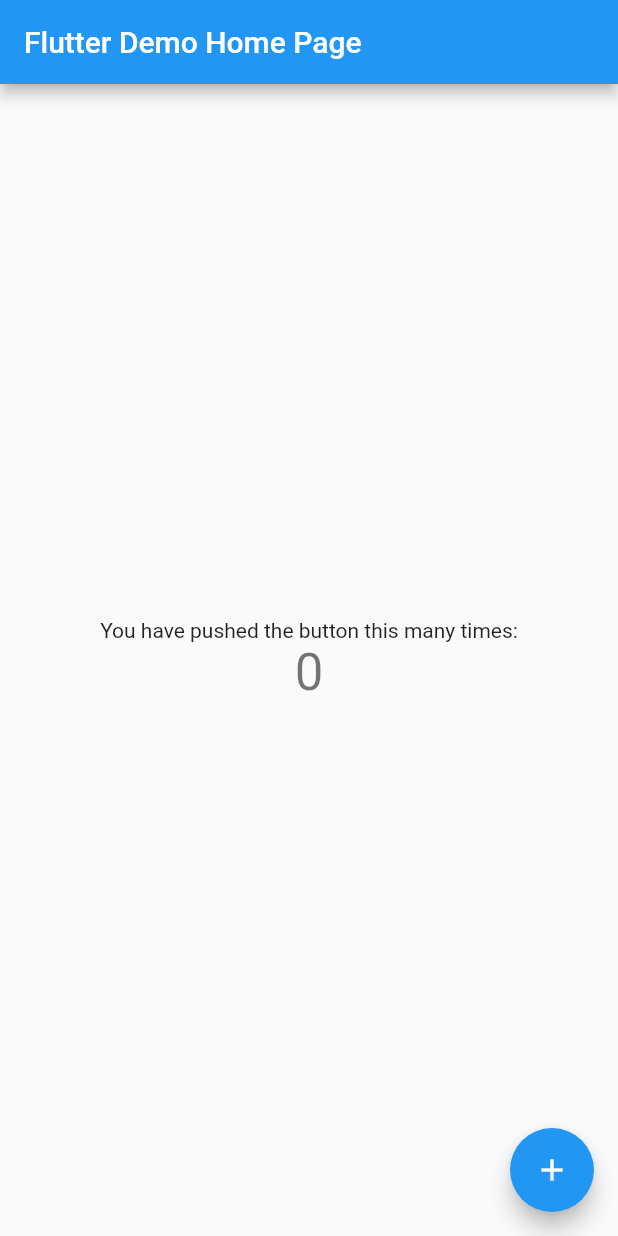
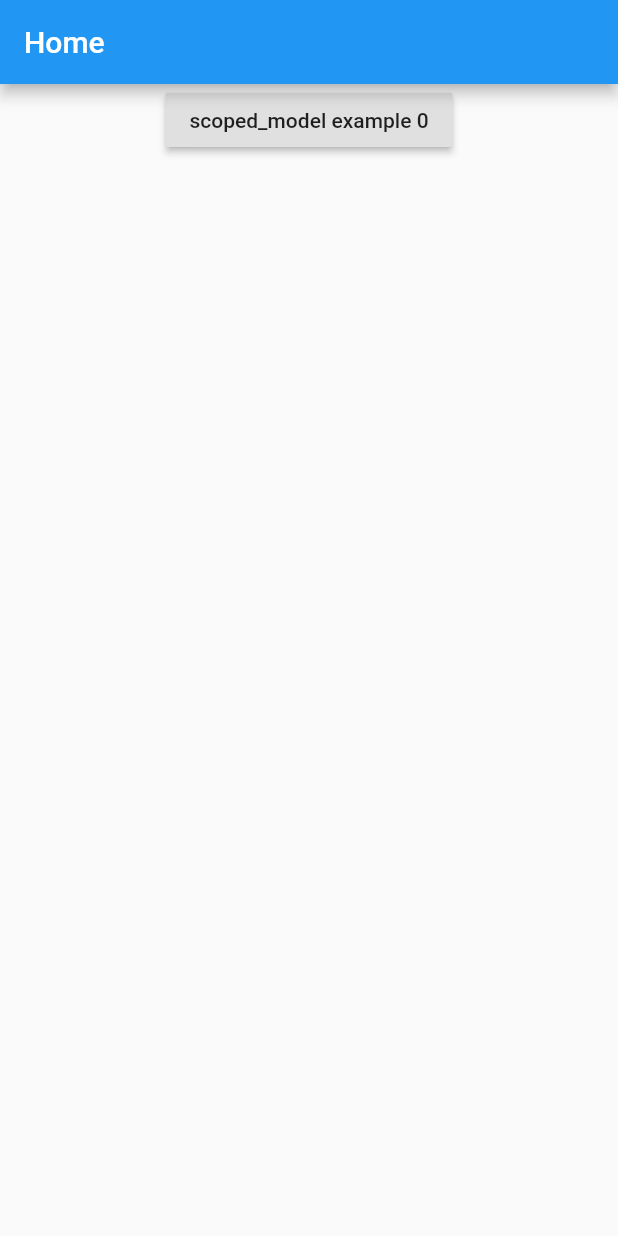
Before and after one commit to JL-Code/state_manage_pocg, a Flutter app: the screen it shows after launch, on a phone screen of 412 x 824 dp. Run offline on Flutter 3.47's test engine with Material 2 defaults, Android fonts, the phone set to English and light mode, and no system bars.

Commit message:
添加scoped_model 示例代码

```diff
--- /dev/null
+++ b/lib/home_screen.dart
@@ -0,0 +1,36 @@
+import 'package:flutter/material.dart';
+import 'package:scoped_model/scoped_model.dart';
+import 'package:state_manage_poc/scoped_model/counter_model.dart';
+
+class HomeScreen extends StatefulWidget {
+  HomeScreen({Key key}) : super(key: key);
+
+  _HomeScreenState createState() => _HomeScreenState();
+}
+
+class _HomeScreenState extends State<HomeScreen> {
+  @override
+  Widget build(BuildContext context) {
+    return ScopedModelDescendant<CounterModel>(
+      builder: (context, child, model) {
+        return Scaffold(
+          appBar: AppBar(
+            title: Text("Home"),
+          ),
+          body: Center(
+            child: Column(
+              children: <Widget>[
+                RaisedButton(
+                  onPressed: () {
+                    Navigator.pushNamed(context, "/counter");
+                  },
+                  child: Text("scoped_model example ${model.counter}"),
+                )
+              ],
+            ),
+          ),
+        );
+      },
+    );
+  }
+}
--- a/lib/main.dart
+++ b/lib/main.dart
@@ -1,111 +1,33 @@
 import 'package:flutter/material.dart';
+import 'package:scoped_model/scoped_model.dart';
+import 'package:state_manage_poc/home_screen.dart';
+import 'package:state_manage_poc/scoped_model/counter_app.dart';
+import 'package:state_manage_poc/scoped_model/counter_model.dart';
 
 void main() => runApp(MyApp());
 
 class MyApp extends StatelessWidget {
+  //创建顶层状态
+  final CounterModel counterModel = CounterModel();
   // This widget is the root of your application.
   @override
   Widget build(BuildContext context) {
-    return MaterialApp(
-      title: 'Flutter Demo',
-      theme: ThemeData(
-        // This is the theme of your application.
-        //
-        // Try running your application with "flutter run". You'll see the
-        // application has a blue toolbar. Then, without quitting the app, try
-        // changing the primarySwatch below to Colors.green and then invoke
-        // "hot reload" (press "r" in the console where you ran "flutter run",
-        // or simply save your changes to "hot reload" in a Flutter IDE).
-        // Notice that the counter didn't reset back to zero; the application
-        // is not restarted.
-        primarySwatch: Colors.blue,
+    return ScopedModel<CounterModel>(
+      model: counterModel,
+      child: MaterialApp(
+        title: 'Flutter Demo',
+        theme: ThemeData(
+          primarySwatch: Colors.blue,
+        ),
+        routes: {
+          "/": (_) {
+            return HomeScreen();
+          },
+          "/counter": (_) {
+            return CounterApp();
+          },
+        },
       ),
-      home: MyHomePage(title: 'Flutter Demo Home Page'),
     );
   }
 }
-
-class MyHomePage extends StatefulWidget {
-  MyHomePage({Key key, this.title}) : super(key: key);
-
-  // This widget is the home page of your application. It is stateful, meaning
-  // that it has a State object (defined below) that contains fields that affect
-  // how it looks.
-
-  // This class is the configuration for the state. It holds the values (in this
-  // case the title) provided by the parent (in this case the App widget) and
-  // used by the build method of the State. Fields in a Widget subclass are
-  // always marked "final".
-
-  final String title;
-
-  @override
-  _MyHomePageState createState() => _MyHomePageState();
-}
-
-class _MyHomePageState extends State<MyHomePage> {
-  int _counter = 0;
-
-  void _incrementCounter() {
-    setState(() {
-      // This call to setState tells the Flutter framework that something has
-      // changed in this State, which causes it to rerun the build method below
-      // so that the display can reflect the updated values. If we changed
-      // _counter without calling setState(), then the build method would not be
-      // called again, and so nothing would appear to happen.
-      _counter++;
-    });
-  }
-
-  @override
-  Widget build(BuildContext context) {
-    // This method is rerun every time setState is called, for instance as done
-    // by the _incrementCounter method above.
-    //
-    // The Flutter framework has been optimized to make rerunning build methods
-    // fast, so that you can just rebuild anything that needs updating rather
-    // than having to individually change instances of widgets.
-    return Scaffold(
-      appBar: AppBar(
-        // Here we take the value from the MyHomePage object that was created by
-        // the App.build method, and use it to set our appbar title.
-        title: Text(widget.title),
-      ),
-      body: Center(
-        // Center is a layout widget. It takes a single child and positions it
-        // in the middle of the parent.
-        child: Column(
-          // Column is also layout widget. It takes a list of children and
-          // arranges them vertically. By default, it sizes itself to fit its
-          // children horizontally, and tries to be as tall as its parent.
-          //
-          // Invoke "debug painting" (press "p" in the console, choose the
-          // "Toggle Debug Paint" action from the Flutter Inspector in Android
-          // Studio, or the "Toggle Debug Paint" command in Visual Studio Code)
-          // to see the wireframe for each widget.
-          //
-          // Column has various properties to control how it sizes itself and
-          // how it positions its children. Here we use mainAxisAlignment to
-          // center the children vertically; the main axis here is the vertical
-          // axis because Columns are vertical (the cross axis would be
-          // horizontal).
-          mainAxisAlignment: MainAxisAlignment.center,
-          children: <Widget>[
-            Text(
-              'You have pushed the button this many times:',
-            ),
-            Text(
-              '$_counter',
-              style: Theme.of(context).textTheme.display1,
-            ),
-          ],
-        ),
-      ),
-      floatingActionButton: FloatingActionButton(
-        onPressed: _incrementCounter,
-        tooltip: 'Increment',
-        child: Icon(Icons.add),
-      ), // This trailing comma makes auto-formatting nicer for build methods.
-    );
-  }
-}
--- /dev/null
+++ b/lib/scoped_model/counter_model.dart
@@ -0,0 +1,24 @@
+import 'package:flutter/material.dart';
+import 'package:scoped_model/scoped_model.dart';
+
+/// 计数器模型
+class CounterModel extends Model {
+  /// 私有变量
+  int _counter = 0;
+
+  /// 公共属性
+  int get counter => _counter;
+
+  /// 自增函数
+  void increment() {
+    debugPrint("CounterModel increment");
+    _counter++;
+
+    // Then notify all the listeners.
+    notifyListeners();
+  }
+
+  /// Wraps [ScopedModel.of] for this [Model].
+  static CounterModel of(BuildContext context) =>
+      ScopedModel.of<CounterModel>(context, rebuildOnChange: true);
+}
--- a/pubspec.yaml
+++ b/pubspec.yaml
@@ -1,4 +1,4 @@
-name: state_manager_poc
+name: state_manage_poc
 description: A new Flutter project.
 
 # The following defines the version and build number for your application.
@@ -19,7 +19,8 @@ environment:
 dependencies:
   flutter:
     sdk: flutter
-
+  # 作用域模型
+  scoped_model: ^1.0.1
   # The following adds the Cupertino Icons font to your application.
   # Use with the CupertinoIcons class for iOS style icons.
   cupertino_icons: ^0.1.2
```
Also changed, not shown: lib/scoped_model/counter_app.dart (added, +46 -0 lines), pubspec.lock, 8 other files.
